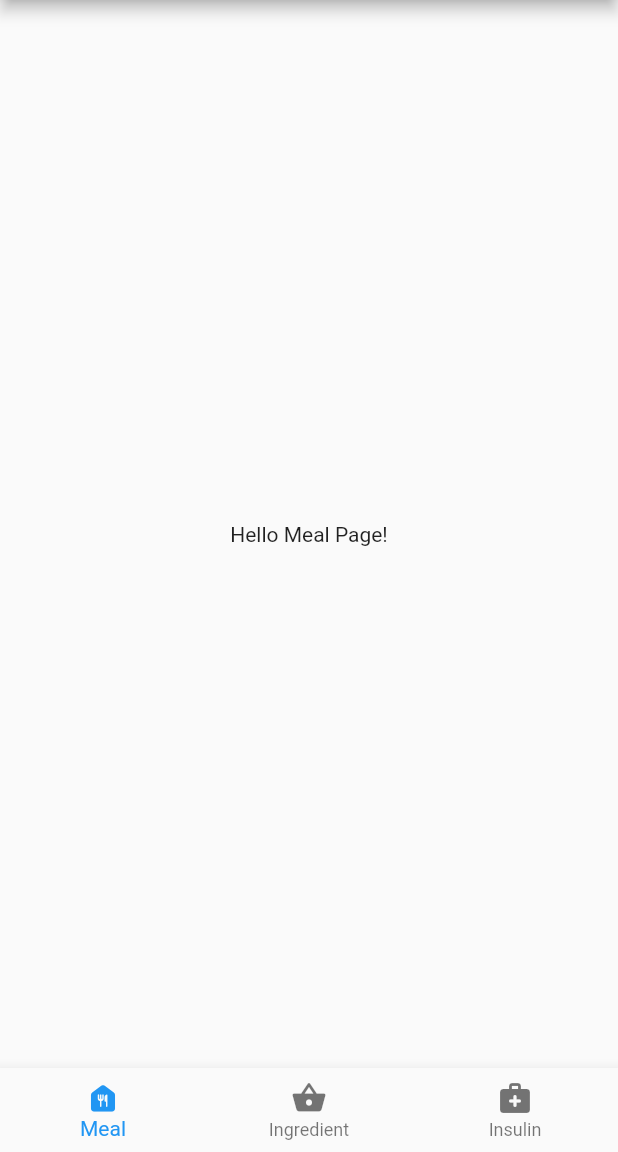
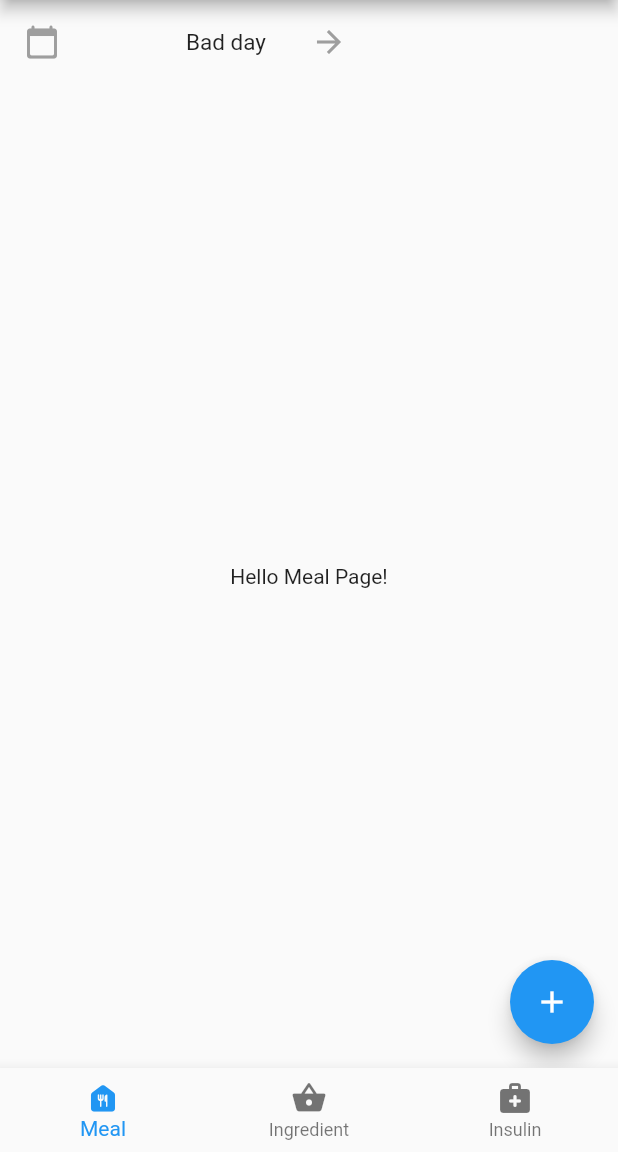
Before and after one commit to MerryLeo/CarbOManager, a Flutter app: the screen it shows after launch, on a phone screen of 412 x 824 dp, the part 84-1236 px from its top. Run offline on Flutter 3.47's test engine with Material 2 defaults, Android fonts, the light colour scheme and no system bars.

Commit message:
Added base for meal tab

```diff
--- /dev/null
+++ b/carb_o_manager/lib/food_data.dart
@@ -0,0 +1,42 @@
+import 'package:flutter/material.dart';
+
+enum MealType { none, breakfast, lunch, dinner, snack, desert }
+
+class DailyMeal {
+  final String title;
+  final DateTime date;
+  const DailyMeal({required this.title, required this.date});
+}
+
+class Meal {
+  final TimeOfDay time;
+  final MealType type;
+  late List<MealIngredient> ingredients = [];
+  final num carb, insulin;
+  Meal({
+    required this.time,
+    this.type = MealType.none,
+    this.carb = 0,
+    this.insulin = 0,
+  });
+
+  Meal.withIngredient(
+      {required this.time,
+      required this.ingredients,
+      this.type = MealType.none,
+      this.carb = 0,
+      this.insulin = 0});
+}
+
+class MealIngredient {
+  Ingredient ingredient;
+  String unit;
+  num quantity;
+  MealIngredient(this.ingredient, this.unit, this.quantity);
+}
+
+class Ingredient {
+  final String name;
+  final Map<String, num>? carbPerUnit;
+  const Ingredient({required this.name, this.carbPerUnit});
+}
--- a/carb_o_manager/lib/main.dart
+++ b/carb_o_manager/lib/main.dart
@@ -1,6 +1,7 @@
 /*
   Flutter Application for managing type 1 diabetes nutrition
 */
+import 'package:carb_o_manager/food_data.dart';
 import 'package:flutter/material.dart';
 import 'package:provider/provider.dart';
 import 'meal_page.dart';
@@ -15,6 +16,8 @@
 
 class MyAppModel with ChangeNotifier {
   int selectedIndex = 0;
+  int selectedDailyLogIndex = 0;
+  late DailyMeal selectedDailyLog = dailyLogs[selectedDailyLogIndex];
   final List<Widget> pages = const [MealPage(), IngredientPage(), HealthPage()];
   late Widget currentPage = pages[selectedIndex];
   void selectTab(int index) {
@@ -23,7 +26,26 @@
     notifyListeners();
   }
 
+  List<DailyMeal> dailyLogs = [
+    DailyMeal(title: 'Bad day', date: DateTime.now()),
+    DailyMeal(title: 'Good day', date: DateTime.now())
+  ];
+
   void openAccount() {}
+  void addMeal() {}
+  void selectNextMeal() {
+    selectedDailyLogIndex++;
+    selectedDailyLog = dailyLogs[selectedDailyLogIndex];
+    notifyListeners();
+  }
+
+  void selectPreviousMeal() {
+    selectedDailyLogIndex--;
+    selectedDailyLog = dailyLogs[selectedDailyLogIndex];
+    notifyListeners();
+  }
+
+  void selectDate(DateTime? date) {}
 }
 
 class MyApp extends StatelessWidget {
--- a/carb_o_manager/lib/meal_page.dart
+++ b/carb_o_manager/lib/meal_page.dart
@@ -1,12 +1,20 @@
+import 'package:carb_o_manager/top_meal_bar.dart';
 import 'package:flutter/material.dart';
+import 'main.dart';
+import 'package:provider/provider.dart';
 
 class MealPage extends StatelessWidget {
   const MealPage({Key? key}) : super(key: key);
 
   @override
   Widget build(BuildContext context) {
-    return const Center(
-      child: Text('Hello Meal Page!'),
-    );
+    return Scaffold(
+        appBar: const TopMealBar(),
+        body: const Center(
+          child: Text('Hello Meal Page!'),
+        ),
+        floatingActionButton: FloatingActionButton(
+            child: const Icon(Icons.add),
+            onPressed: context.read<MyAppModel>().addMeal));
   }
 }
--- a/carb_o_manager/lib/top_meal_bar.dart
+++ b/carb_o_manager/lib/top_meal_bar.dart
@@ -1,4 +1,6 @@
 import 'package:flutter/material.dart';
+import 'package:provider/provider.dart';
+import 'main.dart';
 
 class TopMealBar extends StatefulWidget implements PreferredSizeWidget {
   const TopMealBar({Key? key})
@@ -15,6 +17,65 @@ class TopMealBar extends StatefulWidget implements PreferredSizeWidget {
 class _TopMealBarState extends State<TopMealBar> {
   @override
   Widget build(BuildContext context) {
-    return Container();
+    int currentMealIndex = context.watch<MyAppModel>().selectedDailyLogIndex;
+    int logLength = context.watch<MyAppModel>().dailyLogs.length;
+    final bool isLeftArrowVisible = currentMealIndex > 0;
+    final bool isRightArrowVisible = currentMealIndex < logLength - 1;
+    return Stack(
+      alignment: Alignment.center,
+      children: [
+        Positioned(
+            left: 4,
+            child: IconButton(
+                onPressed: (() {
+                  showDatePicker(
+                          context: context,
+                          initialDate: DateTime.now(),
+                          firstDate: DateTime(1900),
+                          lastDate: DateTime(2200))
+                      .then((value) =>
+                          context.read<MyAppModel>().selectDate(value));
+                }),
+                splashRadius: 30,
+                tooltip: 'Change log',
+                icon: const Icon(
+                  Icons.calendar_today_rounded,
+                  color: Colors.grey,
+                ))),
+        Positioned(
+          left: 50,
+          child: Row(mainAxisAlignment: MainAxisAlignment.center, children: [
+            Visibility(
+                visible: isLeftArrowVisible,
+                maintainSize: true,
+                maintainAnimation: true,
+                maintainState: true,
+                child: TextButton(
+                    onPressed: context.read<MyAppModel>().selectPreviousMeal,
+                    child: const Icon(
+                      Icons.arrow_back,
+                      color: Colors.grey,
+                    ))),
+            Container(
+                padding: const EdgeInsets.all(10),
+                child: Text(
+                  context.watch<MyAppModel>().selectedDailyLog.title,
+                  style: const TextStyle(fontSize: 15),
+                )),
+            Visibility(
+                visible: isRightArrowVisible,
+                maintainSize: true,
+                maintainAnimation: true,
+                maintainState: true,
+                child: TextButton(
+                    onPressed: context.read<MyAppModel>().selectNextMeal,
+                    child: const Icon(
+                      Icons.arrow_forward,
+                      color: Colors.grey,
+                    )))
+          ]),
+        )
+      ],
+    );
   }
 }
```
